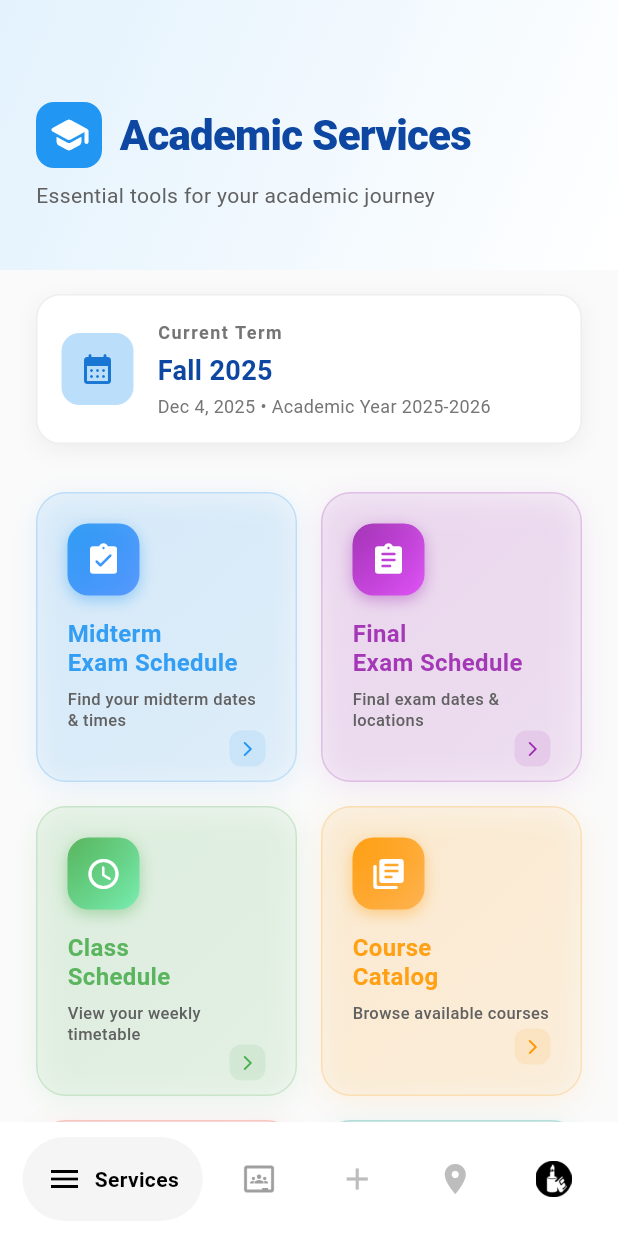
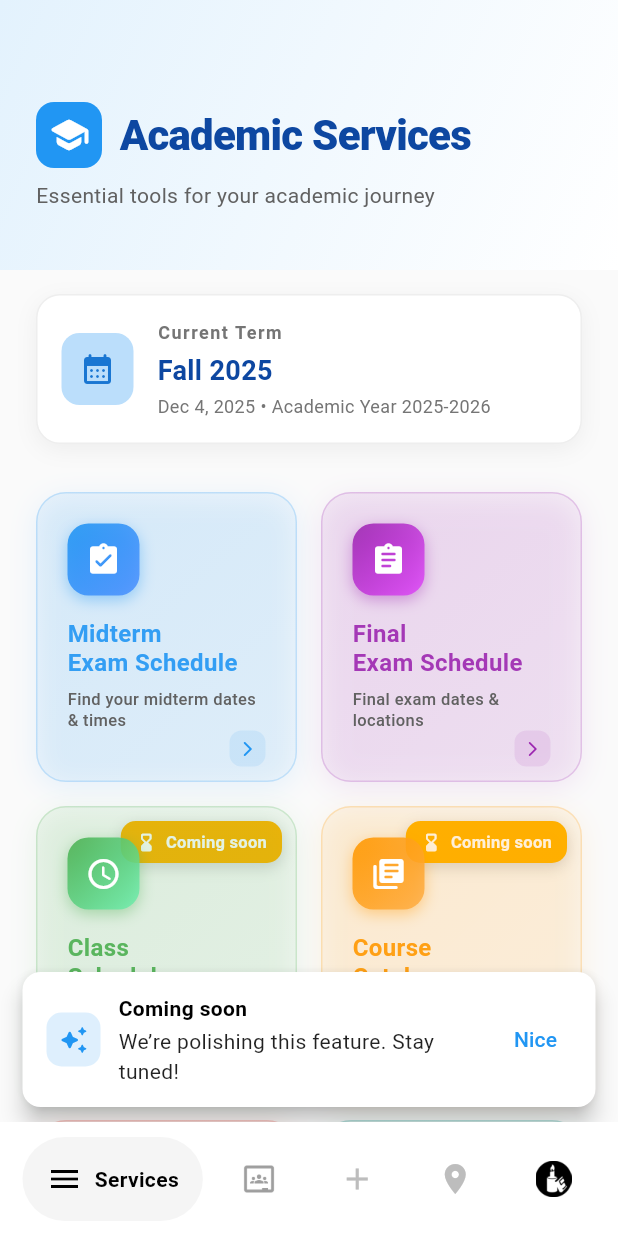
Before and after one commit to hasibul2hasan/my_seu, a Flutter app: the screen it shows after launch, after a tap on an icon or button, on a phone screen of 412 x 824 dp. Run offline on Flutter 3.47's test engine with Material 3 defaults, Android fonts, the phone set to English and light mode, and no system bars; drawn by our look-alikes of google_nav_bar; our stand-ins replace firebase_auth, firebase_core, geolocator, google_sign_in, image_picker, permission_handler and 2 more; missing offline and left inert: dart:html, dart:js, dart:js_util, google_mlkit_text_recognition; accounts and stored records are empty.

Commit message:
feat: add 'Coming soon' snack bar and visual indicator for upcoming features in ServicesTab

```diff
--- a/lib/screens/services_tab.dart
+++ b/lib/screens/services_tab.dart
@@ -11,6 +11,55 @@ class ServicesTab extends StatefulWidget {
 class _ServicesTabState extends State<ServicesTab> with AutomaticKeepAliveClientMixin {
   @override
   bool get wantKeepAlive => true;
+
+  void _showComingSoonSnack() {
+    final isDark = Theme.of(context).brightness == Brightness.dark;
+    ScaffoldMessenger.of(context).hideCurrentSnackBar();
+    ScaffoldMessenger.of(context).showSnackBar(
+      SnackBar(
+        behavior: SnackBarBehavior.floating,
+        elevation: 6,
+        backgroundColor: isDark ? Colors.grey[850] : Colors.white,
+        shape: RoundedRectangleBorder(borderRadius: BorderRadius.circular(12)),
+        content: Row(
+          children: [
+            Container(
+              padding: const EdgeInsets.all(8),
+              decoration: BoxDecoration(
+                color: Colors.blue.withOpacity(0.15),
+                borderRadius: BorderRadius.circular(10),
+              ),
+              child: const Icon(Icons.auto_awesome_rounded, color: Colors.blue, size: 20),
+            ),
+            const SizedBox(width: 12),
+            Expanded(
+              child: Column(
+                mainAxisSize: MainAxisSize.min,
+                crossAxisAlignment: CrossAxisAlignment.start,
+                children: const [
+                  Text(
+                    'Coming soon',
+                    style: TextStyle(fontWeight: FontWeight.w700, color: Colors.black),
+                  ),
+                  SizedBox(height: 2),
+                  Text(
+                    'We’re polishing this feature. Stay tuned!',
+                    style: TextStyle(color: Colors.black87),
+                  ),
+                ],
+              ),
+            ),
+          ],
+        ),
+        action: SnackBarAction(
+          label: 'Nice',
+          textColor: Colors.blue,
+          onPressed: () {},
+        ),
+        duration: const Duration(seconds: 3),
+      ),
+    );
+  }
 
   void _navigateToPage(Widget page) {
     Navigator.push(
@@ -234,9 +283,8 @@ class _ServicesTabState extends State<ServicesTab> with AutomaticKeepAliveClient
                   description: 'View your weekly timetable',
                   color: Colors.green,
                   accentColor: Colors.greenAccent,
-                  onTap: () {
-                    // Add your class schedule page here
-                  },
+                  onTap: _showComingSoonSnack,
+                  comingSoon: true,
                 ),
                 _ServiceCard(
                   icon: Icons.library_books_rounded,
@@ -244,9 +292,8 @@ class _ServicesTabState extends State<ServicesTab> with AutomaticKeepAliveClient
                   description: 'Browse available courses',
                   color: Colors.orange,
                   accentColor: Colors.orangeAccent,
-                  onTap: () {
-                    // Add your course catalog page here
-                  },
+                  onTap: _showComingSoonSnack,
+                  comingSoon: true,
                 ),
                 _ServiceCard(
                   icon: Icons.grade_rounded,
@@ -254,9 +301,8 @@ class _ServicesTabState extends State<ServicesTab> with AutomaticKeepAliveClient
                   description: 'Monitor your grades',
                   color: Colors.red,
                   accentColor: Colors.redAccent,
-                  onTap: () {
-                    // Add your grade tracker page here
-                  },
+                  onTap: _showComingSoonSnack,
+                  comingSoon: true,
                 ),
                 _ServiceCard(
                   icon: Icons.event_note_rounded,
@@ -264,42 +310,14 @@ class _ServicesTabState extends State<ServicesTab> with AutomaticKeepAliveClient
                   description: 'Important dates & deadlines',
                   color: Colors.teal,
                   accentColor: Colors.tealAccent,
-                  onTap: () {
-                    // Add your academic calendar page here
-                  },
+                  onTap: _showComingSoonSnack,
+                  comingSoon: true,
                 ),
               ]),
             ),
           ),
 
-          // Footer Section
-          const SliverToBoxAdapter(
-            child: Padding(
-              padding: EdgeInsets.only(bottom: 32),
-              child: Column(
-                children: [
-                  Divider(indent: 40, endIndent: 40),
-                  SizedBox(height: 8),
-                  Text(
-                    'University Management System',
-                    style: TextStyle(
-                      fontSize: 12,
-                      color: Colors.grey,
-                      fontWeight: FontWeight.w500,
-                    ),
-                  ),
-                  SizedBox(height: 4),
-                  Text(
-                    'Academic Services v1.0',
-                    style: TextStyle(
-                      fontSize: 10,
-                      color: Colors.grey,
-                    ),
-                  ),
-                ],
-              ),
-            ),
-          ),
+
         ],
       ),
     );
@@ -321,6 +339,7 @@ class _ServiceCard extends StatelessWidget {
   final Color color;
   final Color accentColor;
   final VoidCallback onTap;
+  final bool comingSoon;
 
   const _ServiceCard({
     Key? key,
@@ -330,6 +349,7 @@ class _ServiceCard extends StatelessWidget {
     required this.color,
     required this.accentColor,
     required this.onTap,
+    this.comingSoon = false,
   }) : super(key: key);
 
   @override
@@ -340,7 +360,44 @@ class _ServiceCard extends StatelessWidget {
       onTap: onTap,
       child: MouseRegion(
         cursor: SystemMouseCursors.click,
-        child: AnimatedContainer(
+        child: Stack(
+          children: [
+            if (comingSoon)
+              Positioned(
+                top: 10,
+                right: 10,
+                child: Container(
+                  padding: const EdgeInsets.symmetric(horizontal: 10, vertical: 6),
+                  decoration: BoxDecoration(
+                    color: isDarkMode ? Colors.amber[700] : Colors.amber[600],
+                    borderRadius: BorderRadius.circular(10),
+                    boxShadow: [
+                      BoxShadow(
+                        color: Colors.black.withOpacity(0.15),
+                        blurRadius: 8,
+                        offset: const Offset(0, 3),
+                      ),
+                    ],
+                  ),
+                  child: Row(
+                    mainAxisSize: MainAxisSize.min,
+                    children: const [
+                      Icon(Icons.hourglass_bottom_rounded, size: 14, color: Colors.white),
+                      SizedBox(width: 6),
+                      Text(
+                        'Coming soon',
+                        style: TextStyle(
+                          fontSize: 11,
+                          fontWeight: FontWeight.w700,
+                          color: Colors.white,
+                          letterSpacing: 0.2,
+                        ),
+                      ),
+                    ],
+                  ),
+                ),
+              ),
+            AnimatedContainer(
           duration: const Duration(milliseconds: 200),
           curve: Curves.easeOut,
           decoration: BoxDecoration(
@@ -461,6 +518,8 @@ class _ServiceCard extends StatelessWidget {
               ),
             ),
           ),
+          ),
+          ],
         ),
       ),
     );
```
